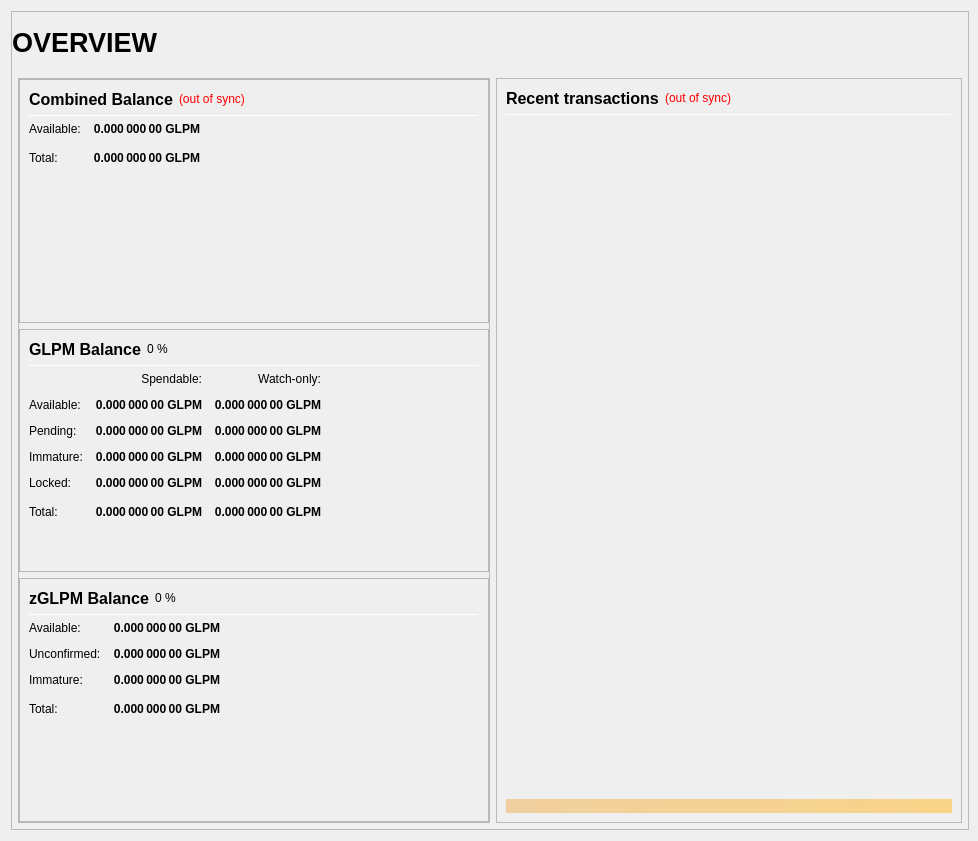
The window that src/qt/forms/overviewpage.ui (MCLXI/placeholder) describes before a commit, drawn with Qt 5.
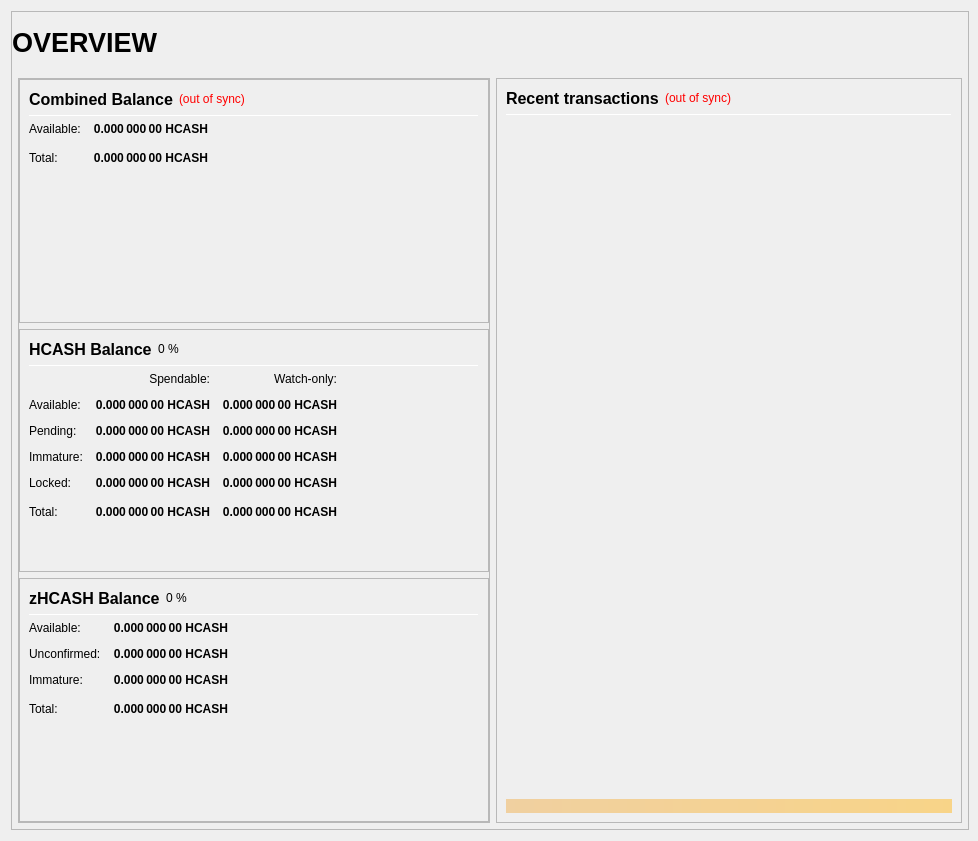
The same window after the commit.

Diff of the .ui file:
```diff
--- a/src/qt/forms/overviewpage.ui
+++ b/src/qt/forms/overviewpage.ui
@@ -333,7 +333,7 @@
                           <string>Your current spendable balance</string>
                          </property>
                          <property name="text">
-                          <string notr="true">0.000 000 00 GLPM</string>
+                          <string notr="true">0.000 000 00 HCASH</string>
                          </property>
                          <property name="alignment">
                           <set>Qt::AlignRight|Qt::AlignTrailing|Qt::AlignVCenter</set>
@@ -365,7 +365,7 @@
                           <string>Total Balance, including all unavailable coins.</string>
                          </property>
                          <property name="text">
-                          <string notr="true">0.000 000 00 GLPM</string>
+                          <string notr="true">0.000 000 00 HCASH</string>
                          </property>
                          <property name="alignment">
                           <set>Qt::AlignRight|Qt::AlignTrailing|Qt::AlignVCenter</set>
@@ -433,7 +433,7 @@
                           </font>
                          </property>
                          <property name="text">
-                          <string>GLPM Balance</string>
+                          <string>HCASH Balance</string>
                          </property>
                         </widget>
                        </item>
@@ -525,7 +525,7 @@
                           <string>Your current spendable balance</string>
                          </property>
                          <property name="text">
-                          <string notr="true">0.000 000 00 GLPM</string>
+                          <string notr="true">0.000 000 00 HCASH</string>
                          </property>
                          <property name="alignment">
                           <set>Qt::AlignRight|Qt::AlignTrailing|Qt::AlignVCenter</set>
@@ -550,7 +550,7 @@
                           <string>Your current balance in watch-only addresses</string>
                          </property>
                          <property name="text">
-                          <string notr="true">0.000 000 00 GLPM</string>
+                          <string notr="true">0.000 000 00 HCASH</string>
                          </property>
                          <property name="alignment">
                           <set>Qt::AlignRight|Qt::AlignTrailing|Qt::AlignVCenter</set>
@@ -582,7 +582,7 @@
                           <string>Total of transactions that have yet to be confirmed, and do not yet count toward the spendable balance</string>
                          </property>
                          <property name="text">
-                          <string notr="true">0.000 000 00 GLPM</string>
+                          <string notr="true">0.000 000 00 HCASH</string>
                          </property>
                          <property name="alignment">
                           <set>Qt::AlignRight|Qt::AlignTrailing|Qt::AlignVCenter</set>
@@ -607,7 +607,7 @@
                           <string>Unconfirmed transactions to watch-only addresses</string>
                          </property>
                          <property name="text">
-                          <string notr="true">0.000 000 00 GLPM</string>
+                          <string notr="true">0.000 000 00 HCASH</string>
                          </property>
                          <property name="alignment">
                           <set>Qt::AlignRight|Qt::AlignTrailing|Qt::AlignVCenter</set>
@@ -639,7 +639,7 @@
                           <string>Staked or masternode rewards that has not yet matured</string>
                          </property>
                          <property name="text">
-                          <string notr="true">0.000 000 00 GLPM</string>
+                          <string notr="true">0.000 000 00 HCASH</string>
                          </property>
                          <property name="alignment">
                           <set>Qt::AlignRight|Qt::AlignTrailing|Qt::AlignVCenter</set>
@@ -664,7 +664,7 @@
                           <string>Staked or masternode rewards in watch-only addresses that has not yet matured</string>
                          </property>
                          <property name="text">
-                          <string notr="true">0.000 000 00 GLPM</string>
+                          <string notr="true">0.000 000 00 HCASH</string>
                          </property>
                          <property name="alignment">
                           <set>Qt::AlignRight|Qt::AlignTrailing|Qt::AlignVCenter</set>
@@ -699,7 +699,7 @@
                           <string>Locked GLPM or Masternode collaterals. These are excluded from zGLPM minting.</string>
                          </property>
                          <property name="text">
-                          <string notr="true">0.000 000 00 GLPM</string>
+                          <string notr="true">0.000 000 00 HCASH</string>
                          </property>
                          <property name="alignment">
                           <set>Qt::AlignRight|Qt::AlignTrailing|Qt::AlignVCenter</set>
@@ -724,7 +724,7 @@
                           <string>Current locked balance in watch-only addresses</string>
                          </property>
                          <property name="text">
-                          <string notr="true">0.000 000 00 GLPM</string>
+                          <string notr="true">0.000 000 00 HCASH</string>
                          </property>
                          <property name="alignment">
                           <set>Qt::AlignRight|Qt::AlignTrailing|Qt::AlignVCenter</set>
@@ -759,7 +759,7 @@
                           <string>Your current Crypto Dezire Cash balance, unconfirmed and immature transactions included</string>
                          </property>
                          <property name="text">
-                          <string notr="true">0.000 000 00 GLPM</string>
+                          <string notr="true">0.000 000 00 HCASH</string>
                          </property>
                          <property name="alignment">
                           <set>Qt::AlignRight|Qt::AlignTrailing|Qt::AlignVCenter</set>
@@ -784,7 +784,7 @@
                           <string>Current total balance in watch-only addresses</string>
                          </property>
                          <property name="text">
-                          <string notr="true">0.000 000 00 GLPM</string>
+                          <string notr="true">0.000 000 00 HCASH</string>
                          </property>
                          <property name="alignment">
                           <set>Qt::AlignRight|Qt::AlignTrailing|Qt::AlignVCenter</set>
@@ -852,7 +852,7 @@
                           </font>
                          </property>
                          <property name="text">
-                          <string>zGLPM Balance</string>
+                          <string>zHCASH Balance</string>
                          </property>
                         </widget>
                        </item>
@@ -926,7 +926,7 @@
 These zGLPM are spendable.</string>
                          </property>
                          <property name="text">
-                          <string notr="true">0.000 000 00 GLPM</string>
+                          <string notr="true">0.000 000 00 HCASH</string>
                          </property>
                          <property name="alignment">
                           <set>Qt::AlignRight|Qt::AlignTrailing|Qt::AlignVCenter</set>
@@ -957,7 +957,7 @@
 Immature: confirmed, but less than 1 mint of the same denomination after it was minted</string>
                          </property>
                          <property name="text">
-                          <string notr="true">0.000 000 00 GLPM</string>
+                          <string notr="true">0.000 000 00 HCASH</string>
                          </property>
                          <property name="alignment">
                           <set>Qt::AlignRight|Qt::AlignTrailing|Qt::AlignVCenter</set>
@@ -988,7 +988,7 @@
 Immature: confirmed, but less than 1 mint of the same denomination after it was minted</string>
                          </property>
                          <property name="text">
-                          <string notr="true">0.000 000 00 GLPM</string>
+                          <string notr="true">0.000 000 00 HCASH</string>
                          </property>
                          <property name="alignment">
                           <set>Qt::AlignRight|Qt::AlignTrailing|Qt::AlignVCenter</set>
@@ -1020,7 +1020,7 @@
                           <string>Your current zGLPM balance, unconfirmed and immature zGLPM included.</string>
                          </property>
                          <property name="text">
-                          <string notr="true">0.000 000 00 GLPM</string>
+                          <string notr="true">0.000 000 00 HCASH</string>
                          </property>
                          <property name="alignment">
                           <set>Qt::AlignRight|Qt::AlignTrailing|Qt::AlignVCenter</set>
```
Left out of the diff: 16 changed lines with no effect on the pictures.
